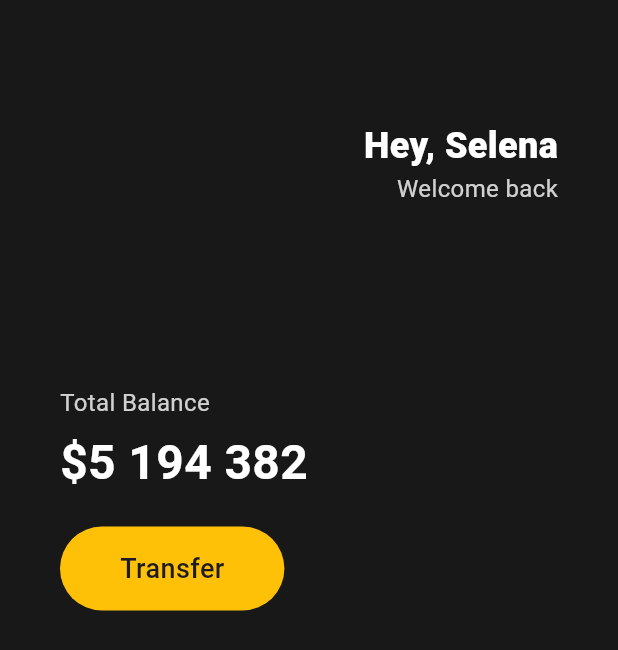
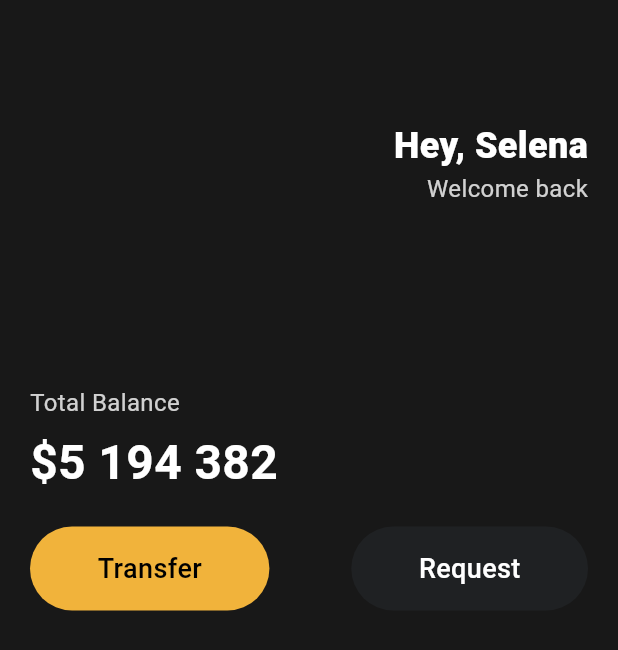
Before and after one commit to ParkSohyunee/flutter-toonflix, a Flutter app: the screen it shows after launch, on a phone screen of 412 x 824 dp. Shown: the top 650 px of the screen. Run offline on Flutter 3.47's test engine with Material 3 defaults, Android fonts, the phone set to English and light mode, and no system bars.

Commit message:
feat: 재사용 가능한 Button 위젯 만들기

```diff
--- a/lib/main.dart
+++ b/lib/main.dart
@@ -1,4 +1,5 @@
 import 'package:flutter/material.dart';
+import 'package:flutter_toonflix/widgets/button.dart';
 
 void main() {
   runApp(const App());
@@ -14,7 +15,7 @@ class App extends StatelessWidget {
       home: Scaffold(
         backgroundColor: const Color(0xFF181818),
         body: Padding(
-          padding: const EdgeInsets.symmetric(horizontal: 40),
+          padding: const EdgeInsets.symmetric(horizontal: 20),
           child: Column(
             crossAxisAlignment: CrossAxisAlignment.start,
             children: [
@@ -65,22 +66,17 @@ class App extends StatelessWidget {
               const SizedBox(
                 height: 20,
               ),
-              Row(
+              const Row(
+                mainAxisAlignment: MainAxisAlignment.spaceBetween,
                 children: [
-                  Container(
-                    decoration: BoxDecoration(
-                        color: Colors.amber[500],
-                        borderRadius: BorderRadius.circular(45)),
-                    child: const Padding(
-                      padding:
-                          EdgeInsets.symmetric(vertical: 15, horizontal: 40),
-                      child: Text(
-                        'Transfer',
-                        style: TextStyle(
-                            fontSize: 18, fontWeight: FontWeight.w500),
-                      ),
-                    ),
-                  ),
+                  Button(
+                      text: 'Transfer',
+                      bgColor: Color(0xFFF1B33B),
+                      textColor: Colors.black),
+                  Button(
+                      text: 'Request',
+                      bgColor: Color(0xFF1F2123),
+                      textColor: Colors.white)
                 ],
               )
             ],
--- /dev/null
+++ b/lib/widgets/button.dart
@@ -0,0 +1,30 @@
+import 'package:flutter/material.dart';
+
+class Button extends StatelessWidget {
+  final String text;
+  final Color bgColor;
+  final Color textColor;
+
+  // Constructors
+  const Button(
+      {super.key,
+      required this.text,
+      required this.bgColor,
+      required this.textColor});
+
+  @override
+  Widget build(BuildContext context) {
+    return Container(
+      decoration: BoxDecoration(
+          color: bgColor, borderRadius: BorderRadius.circular(45)),
+      child: Padding(
+        padding: const EdgeInsets.symmetric(vertical: 15, horizontal: 45),
+        child: Text(
+          text,
+          style: TextStyle(
+              fontSize: 18, fontWeight: FontWeight.w500, color: textColor),
+        ),
+      ),
+    );
+  }
+}
```
